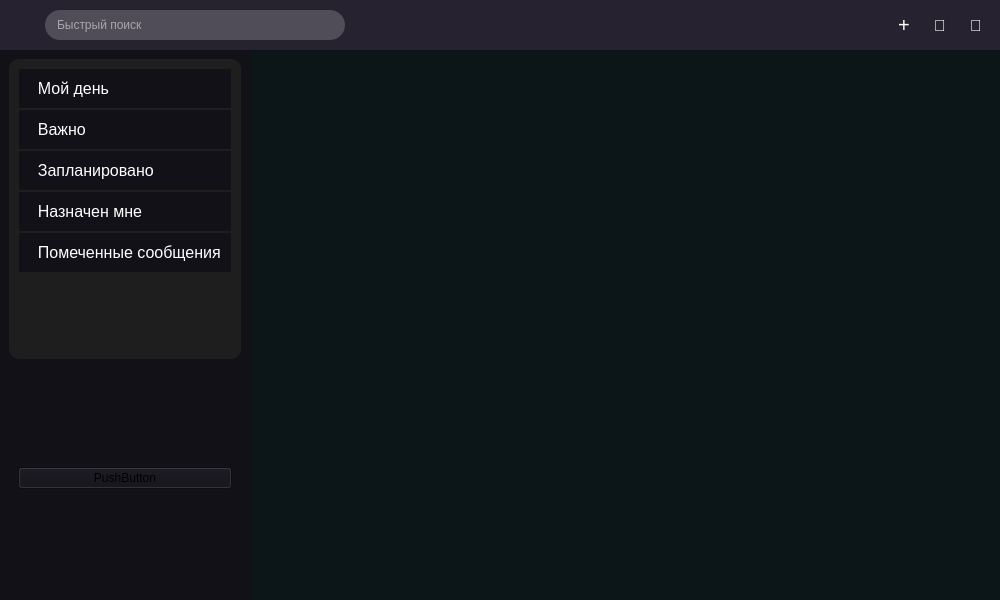
Old version of the form FAK/mainwindow.ui in the repository Teddy-Ro/FAK.
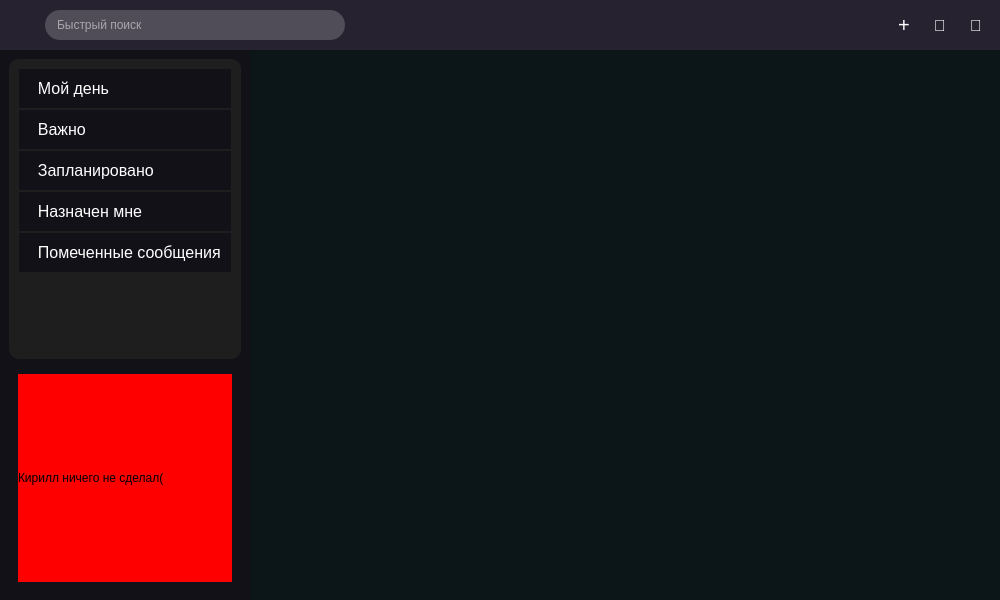
New version of the form. Icons and pictures are not drawn.

```diff
--- a/FAK/mainwindow.ui
+++ b/FAK/mainwindow.ui
@@ -527,9 +527,12 @@
                 <widget class="QWidget" name="widget_2" native="true">
                  <layout class="QVBoxLayout" name="verticalLayout_4">
                   <item>
-                   <widget class="QPushButton" name="pushButton">
+                   <widget class="QLabel" name="label">
+                    <property name="styleSheet">
+                     <string notr="true">background-color: rgb(255, 0, 0)</string>
+                    </property>
                     <property name="text">
-                     <string>PushButton</string>
+                     <string>Кирилл ничего не сделал(</string>
                     </property>
                    </widget>
                   </item>
```
